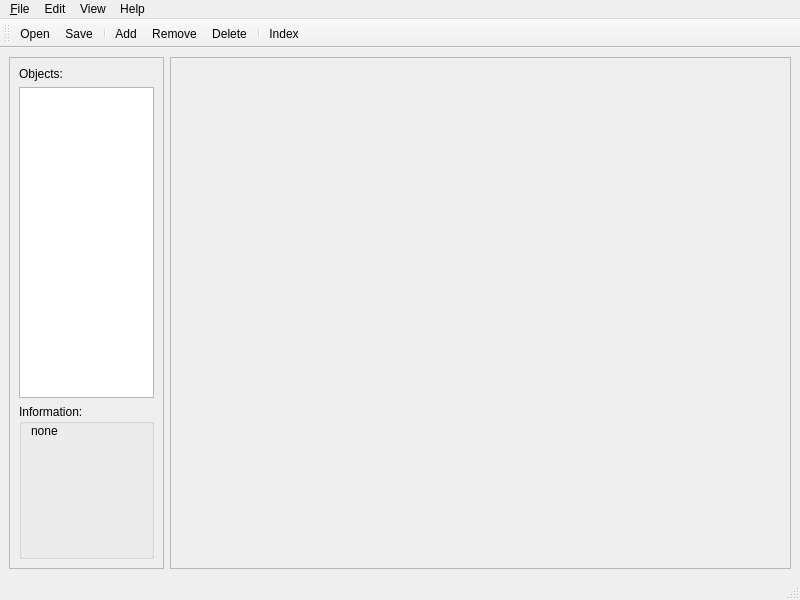
Before: the Qt Designer form anatomist-gpl/pyanatomist/share/anasimpleviewer/anasimpleviewer-qt4.ui in m9h/insula, drawn with Qt 5.
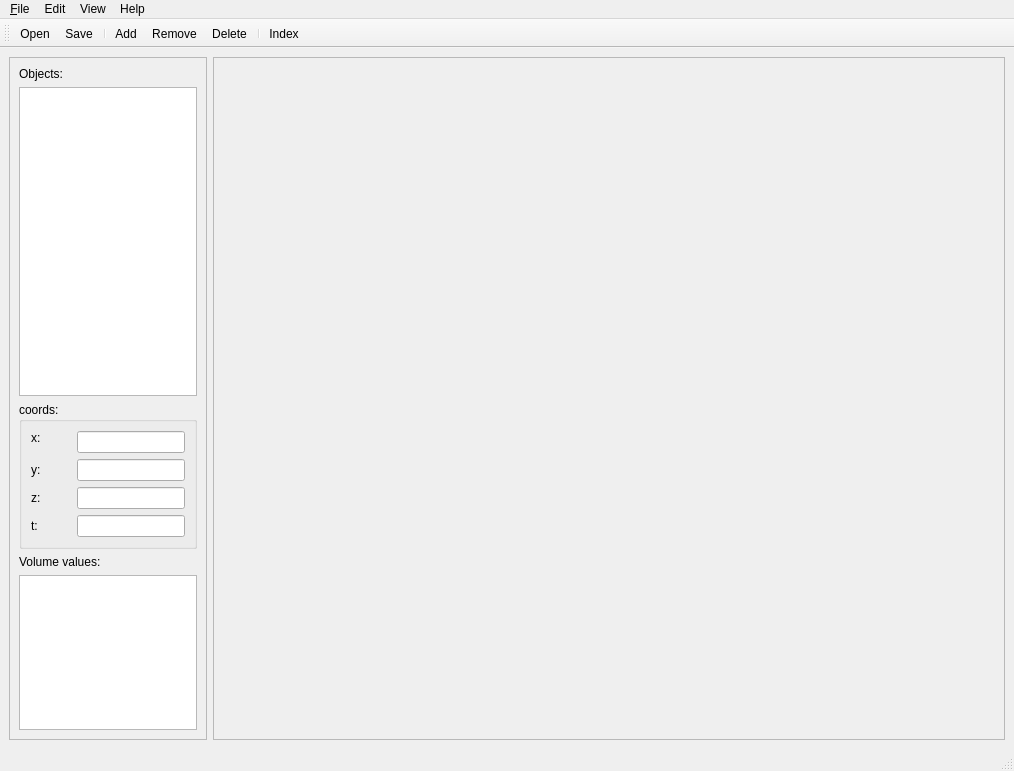
After: the same form once the commit is applied. Icons and pictures are not drawn.

Commit message: improved the layout of the left panel, completed it for Qt4 fix for Qt4 (volume values display is not finished in Qt4 and is disabled)

The edit to the form file:
```diff
--- a/anatomist-gpl/pyanatomist/share/anasimpleviewer/anasimpleviewer-qt4.ui
+++ b/anatomist-gpl/pyanatomist/share/anasimpleviewer/anasimpleviewer-qt4.ui
@@ -6,8 +6,8 @@
    <rect>
     <x>0</x>
     <y>0</y>
-    <width>800</width>
-    <height>600</height>
+    <width>1014</width>
+    <height>771</height>
    </rect>
   </property>
   <property name="sizePolicy">
@@ -60,34 +60,130 @@
        <item>
         <widget class="QGroupBox" name="groupBox">
          <property name="sizePolicy">
-          <sizepolicy hsizetype="Preferred" vsizetype="Preferred">
+          <sizepolicy hsizetype="Preferred" vsizetype="Fixed">
            <horstretch>0</horstretch>
            <verstretch>1</verstretch>
           </sizepolicy>
          </property>
          <property name="title">
-          <string>Information:</string>
+          <string>coords:</string>
          </property>
-         <layout class="QVBoxLayout" name="verticalLayout_2">
-          <property name="topMargin">
-           <number>0</number>
-          </property>
-          <property name="bottomMargin">
-           <number>9</number>
-          </property>
-          <item>
+         <layout class="QGridLayout" name="gridLayout">
+          <item row="0" column="0">
            <widget class="QLabel" name="infoLabel">
             <property name="text">
-             <string>none</string>
+             <string>x:</string>
             </property>
             <property name="alignment">
              <set>Qt::AlignLeading|Qt::AlignLeft|Qt::AlignTop</set>
             </property>
            </widget>
           </item>
+          <item row="0" column="1">
+           <spacer name="horizontalSpacer">
+            <property name="orientation">
+             <enum>Qt::Horizontal</enum>
+            </property>
+            <property name="sizeHint" stdset="0">
+             <size>
+              <width>11</width>
+              <height>20</height>
+             </size>
+            </property>
+           </spacer>
+          </item>
+          <item row="0" column="2">
+           <widget class="QLineEdit" name="coordXEdit"/>
+          </item>
+          <item row="1" column="0">
+           <widget class="QLabel" name="label_2">
+            <property name="text">
+             <string>y:</string>
+            </property>
+           </widget>
+          </item>
+          <item row="1" column="1">
+           <spacer name="horizontalSpacer_2">
+            <property name="orientation">
+             <enum>Qt::Horizontal</enum>
+            </property>
+            <property name="sizeHint" stdset="0">
+             <size>
+              <width>11</width>
+              <height>20</height>
+             </size>
+            </property>
+           </spacer>
+          </item>
+          <item row="1" column="2">
+           <widget class="QLineEdit" name="coordYEdit"/>
+          </item>
+          <item row="2" column="0">
+           <widget class="QLabel" name="label_3">
+            <property name="text">
+             <string>z:</string>
+            </property>
+           </widget>
+          </item>
+          <item row="2" column="1">
+           <spacer name="horizontalSpacer_3">
+            <property name="orientation">
+             <enum>Qt::Horizontal</enum>
+            </property>
+            <property name="sizeHint" stdset="0">
+             <size>
+              <width>11</width>
+              <height>20</height>
+             </size>
+            </property>
+           </spacer>
+          </item>
+          <item row="2" column="2">
+           <widget class="QLineEdit" name="coordZEdit"/>
+          </item>
+          <item row="3" column="0">
+           <widget class="QLabel" name="label_4">
+            <property name="text">
+             <string>t:</string>
+            </property>
+           </widget>
+          </item>
+          <item row="3" column="1">
+           <spacer name="horizontalSpacer_4">
+            <property name="orientation">
+             <enum>Qt::Horizontal</enum>
+            </property>
+            <property name="sizeHint" stdset="0">
+             <size>
+              <width>11</width>
+              <height>20</height>
+             </size>
+            </property>
+           </spacer>
+          </item>
+          <item row="3" column="2">
+           <widget class="QLineEdit" name="coordTEdit"/>
+          </item>
          </layout>
         </widget>
        </item>
+       <item>
+        <widget class="QLabel" name="label_5">
+         <property name="text">
+          <string>Volume values:</string>
+         </property>
+        </widget>
+       </item>
+       <item>
+        <widget class="QListWidget" name="volumesBox">
+         <property name="sizePolicy">
+          <sizepolicy hsizetype="Expanding" vsizetype="Expanding">
+           <horstretch>0</horstretch>
+           <verstretch>1</verstretch>
+          </sizepolicy>
+         </property>
+        </widget>
+       </item>
       </layout>
      </widget>
     </item>
@@ -114,7 +210,7 @@
     <rect>
      <x>0</x>
      <y>0</y>
-     <width>800</width>
+     <width>1014</width>
      <height>28</height>
     </rect>
    </property>
```
The commit also changes 2 other files.
